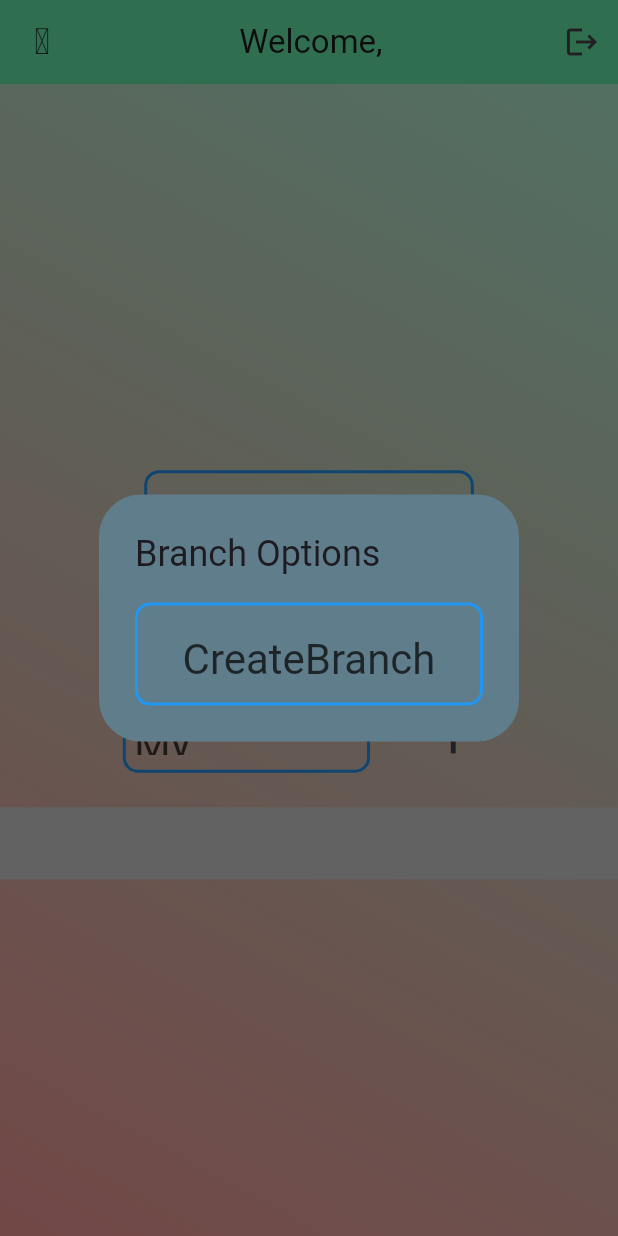
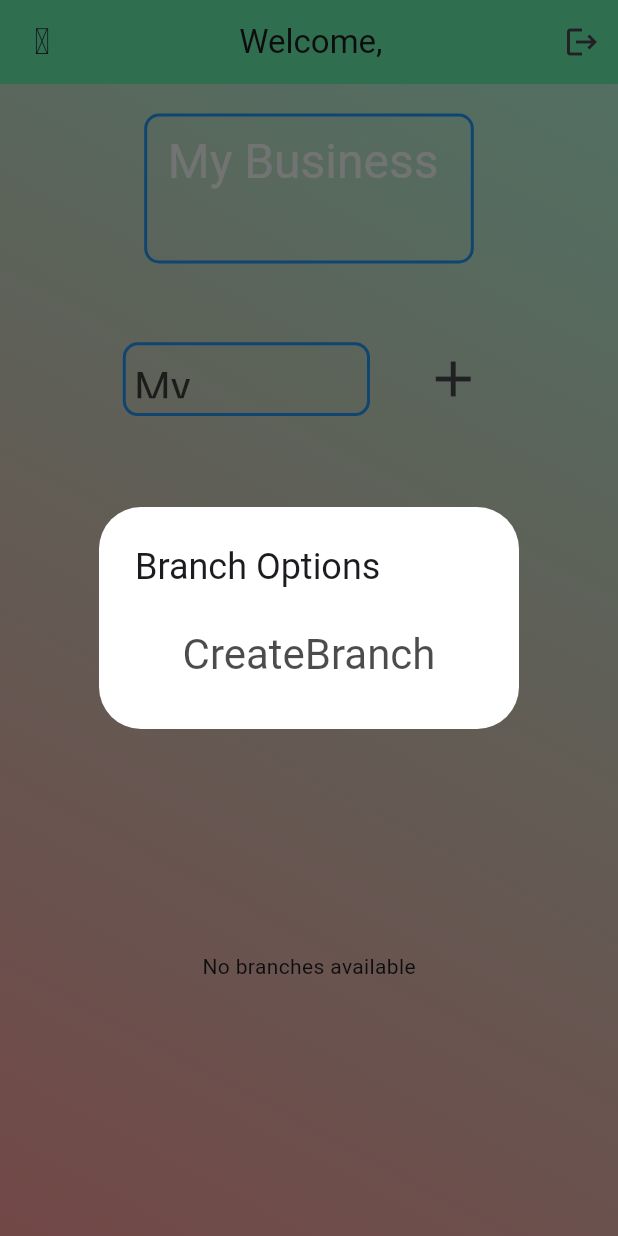
Before and after one commit to AAShayon/Buisness-Manager, a Flutter app: the LandingScreen widget shown alone on an empty page, opened directly with empty values, after a tap on the "add" icon, on a phone screen of 412 x 824 dp. Run offline on Flutter 3.47's test engine with Material 3 defaults, Android fonts, the light colour scheme and no system bars; our stand-ins replace dio, flutter_otp_text_field, flutter_screenutil, iconsax, shared_preferences; missing offline and left inert: dart:ffi; accounts and stored records are empty; network calls fail.

Commit message:
update---landing_screen.dart

```diff
--- a/lib/view/landing_screen.dart
+++ b/lib/view/landing_screen.dart
@@ -2,7 +2,7 @@ import 'package:buisness_manager/modules/admin/view/user_profile.dart';
 import 'package:buisness_manager/modules/auth/model/core/response_model/logIn_response_model.dart';
 import 'package:buisness_manager/modules/auth/view/login.dart';
 import 'package:buisness_manager/modules/auth/viewModel/auth_view_model.dart';
-import 'package:buisness_manager/modules/branch/view/branch_list.dart';
+import 'package:buisness_manager/modules/branch/view/widgets/branch_list.dart';
 import 'package:buisness_manager/modules/branch/view/widgets/branch_create.dart';
 import 'package:buisness_manager/modules/branch/viewModel/branch_view_model.dart';
 import 'package:buisness_manager/view/widget/common_use_container.dart';
@@ -104,17 +104,6 @@ class _LandingScreenState extends State<LandingScreen> {
                     height: 20.h,
                   ),
                   const BranchListGridView(),
-                  ///-----
-                  // CustomCircularButton(
-                  //     text: 'BranchList',
-                  //     onPressed: () async {
-                  //       await branchViewModel.branchListFetch();
-                  //       Navigator.push(
-                  //           context,
-                  //           MaterialPageRoute(builder: (context) => MyBranchList() )
-                  //       );
-                  //     }
-                  // )
                 ] else
                   const Text('No user data available', style: TextStyle(fontSize: 20)),
               ],
@@ -130,12 +119,9 @@ class _LandingScreenState extends State<LandingScreen> {
       context: context,
       builder: (context) {
         return AlertDialog(
-          backgroundColor: Colors.blueGrey,
+          backgroundColor: Colors.white,
           title: Text('Branch Options'),
-          content: CommonUseContainer(
-              width: 180.w,
-              height: 70.h,
-              child:  TextButton(
+          content: TextButton(
             onPressed: (){
               Navigator.pop(context);
               Navigator.push(context, MaterialPageRoute(builder: (context)=>BranchCreate()));
@@ -143,7 +129,7 @@ class _LandingScreenState extends State<LandingScreen> {
             },
             child: HeadLineMediumText(
                 text: 'CreateBranch', color: Colors.black),
-              ))
+          )
         );
       },
     );
```
Lines whose indentation alone changed are shown as unchanged.
